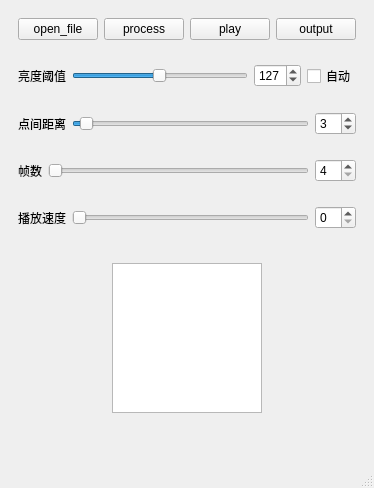
First picture: the form in publicize.ui, repository hm521521/laser_control, before the edit.
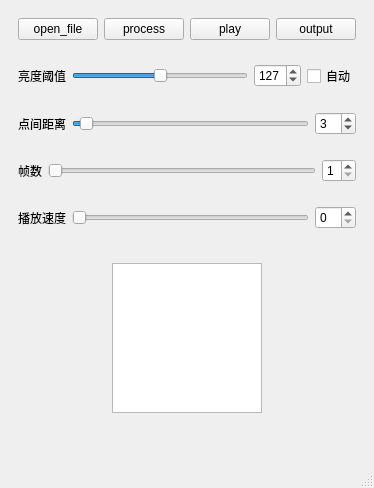
Second picture: the form after the edit. Custom widgets are drawn as their Qt base class.

```diff
--- a/publicize.ui
+++ b/publicize.ui
@@ -65,7 +65,7 @@
           <bool>true</bool>
          </property>
          <property name="maximum">
-          <number>255</number>
+          <number>254</number>
          </property>
          <property name="value">
           <number>127</number>
@@ -138,10 +138,19 @@
        <item>
         <widget class="QSlider" name="image_num_horizontalSlider">
          <property name="minimum">
-          <number>4</number>
+          <number>1</number>
          </property>
          <property name="maximum">
-          <number>88</number>
+          <number>8</number>
+         </property>
+         <property name="singleStep">
+          <number>1</number>
+         </property>
+         <property name="pageStep">
+          <number>10</number>
+         </property>
+         <property name="value">
+          <number>1</number>
          </property>
          <property name="orientation">
           <enum>Qt::Horizontal</enum>
@@ -151,10 +160,16 @@
        <item>
         <widget class="QSpinBox" name="image_num_spinBox">
          <property name="minimum">
-          <number>4</number>
+          <number>1</number>
          </property>
          <property name="maximum">
-          <number>88</number>
+          <number>8</number>
+         </property>
+         <property name="singleStep">
+          <number>1</number>
+         </property>
+         <property name="value">
+          <number>1</number>
          </property>
         </widget>
        </item>
@@ -267,6 +282,11 @@
    <extends>QGraphicsView</extends>
    <header location="global">main_panel.h</header>
   </customwidget>
+  <customwidget>
+   <class>toggle_button</class>
+   <extends>QPushButton</extends>
+   <header>toggle_button.h</header>
+  </customwidget>
  </customwidgets>
  <resources/>
  <connections/>
```
Left out of the diff: 4 changed lines with no effect on the pictures.
